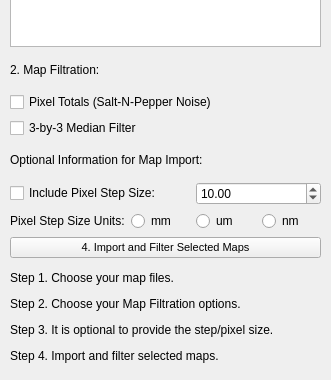
Above: Import_Dialog.ui from ianthomas23/QACD-quack before the change; both pictures show x 0 to 331 and y 183 to 563 of the 331 by 563 pixel window. Below: the same form after it.
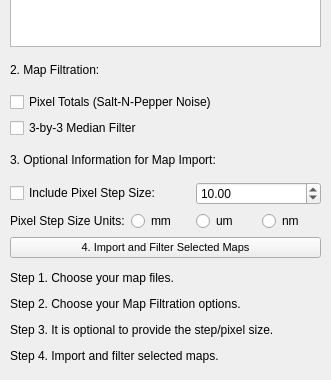
That is the form after the change. Icons and pictures are not drawn.

Commit message: Separate UI for import dialog

What changed in the file:
```diff
--- a/Import_Dialog.ui
+++ b/Import_Dialog.ui
@@ -79,7 +79,7 @@
       </property>
      </widget>
     </item>
-    <item row="6" column="0" colspan="4">
+    <item row="5" column="0" colspan="4">
      <widget class="QLabel" name="label_opt">
       <property name="sizePolicy">
        <sizepolicy hsizetype="Preferred" vsizetype="Expanding">
@@ -88,7 +88,7 @@
        </sizepolicy>
       </property>
       <property name="text">
-       <string>Optional Information for Map Import:</string>
+       <string>3. Optional Information for Map Import:</string>
       </property>
      </widget>
     </item>
```
Left out of the diff: 80 changed lines with no effect on the pictures. The commit also changes 4 other files.
